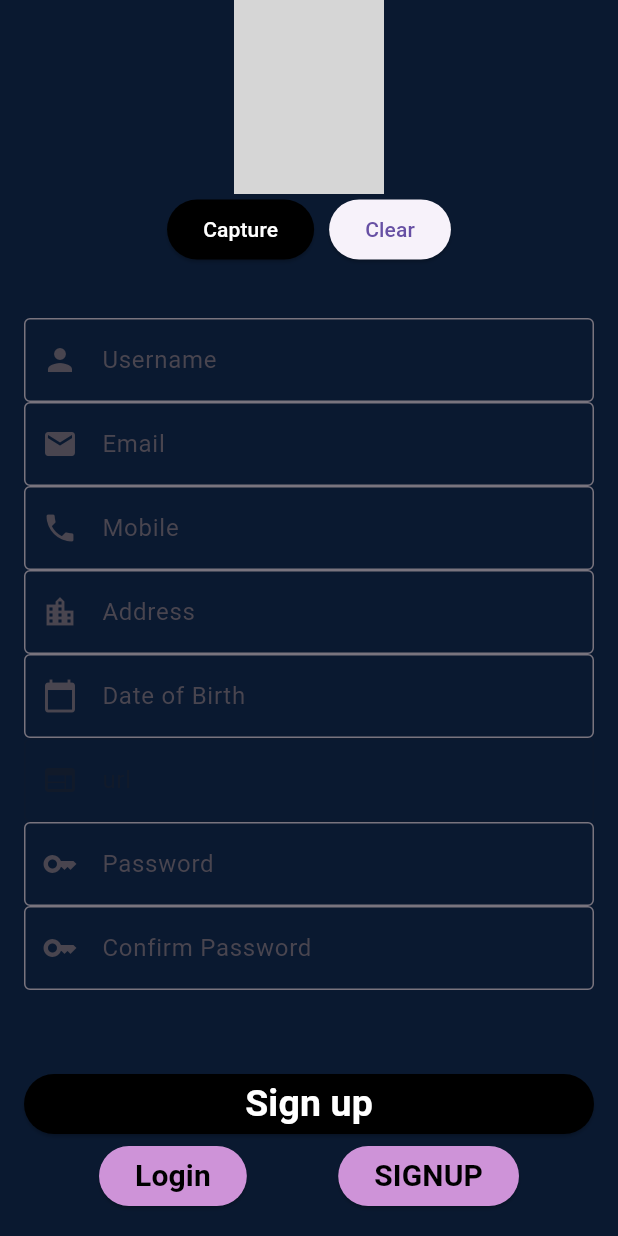
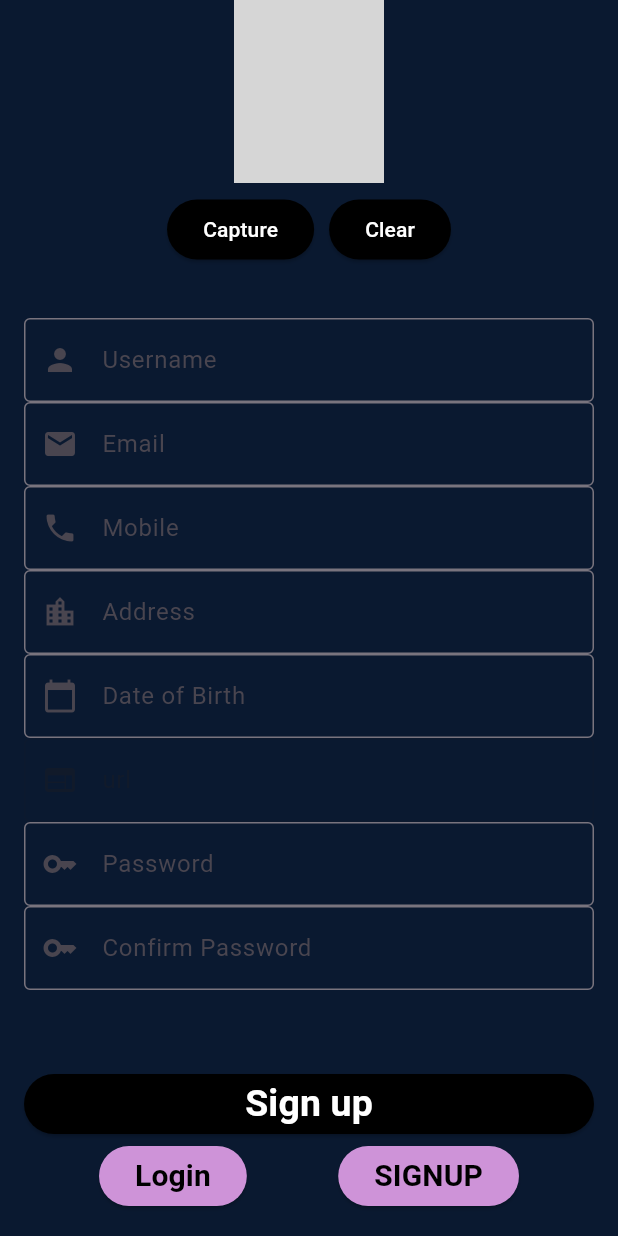
Before and after one commit to NaVindu0315/Let-s_Vote, a Flutter app: the screen it shows after launch, after a tap on "SIGNUP", on a phone screen of 412 x 824 dp. Run offline on Flutter 3.47's test engine with Material 3 defaults, Android fonts, the light colour scheme and no system bars; drawn by our look-alikes of camera; our stand-ins replace cloud_firestore, firebase_auth, firebase_core, firebase_storage, image_picker, quickalert; accounts and stored records are empty; network calls fail; grey boxes are pictures that could not be loaded.

Commit message:
chgned clear button

```diff
--- a/lib/pages/signup.dart
+++ b/lib/pages/signup.dart
@@ -165,6 +165,9 @@ class _signupState extends State<signup> {
                       child: CameraPreview(controller!),
                     ),
                   ),
+                  SizedBox(
+                    height: 7.0,
+                  ),
                   Row(
                     mainAxisAlignment: MainAxisAlignment.center,
                     children: [
@@ -197,7 +200,15 @@ class _signupState extends State<signup> {
                           onPressed: () {
                             propicurlcontroller.clear();
                           },
-                          child: Text('Clear'))
+                          style: ElevatedButton.styleFrom(
+                            primary: Colors.black,
+                          ),
+                          child: Text(
+                            'Clear',
+                            style: TextStyle(
+                              color: Colors.white,
+                            ),
+                          ))
                     ],
                   ),
 
```
